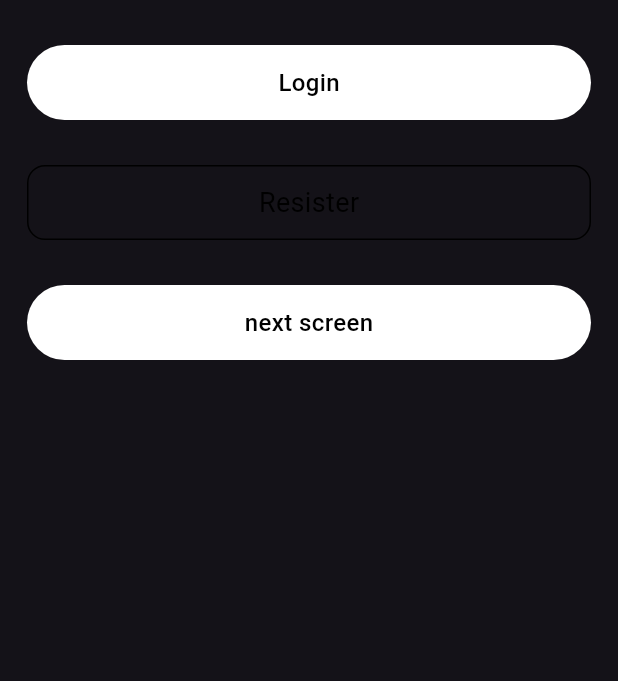
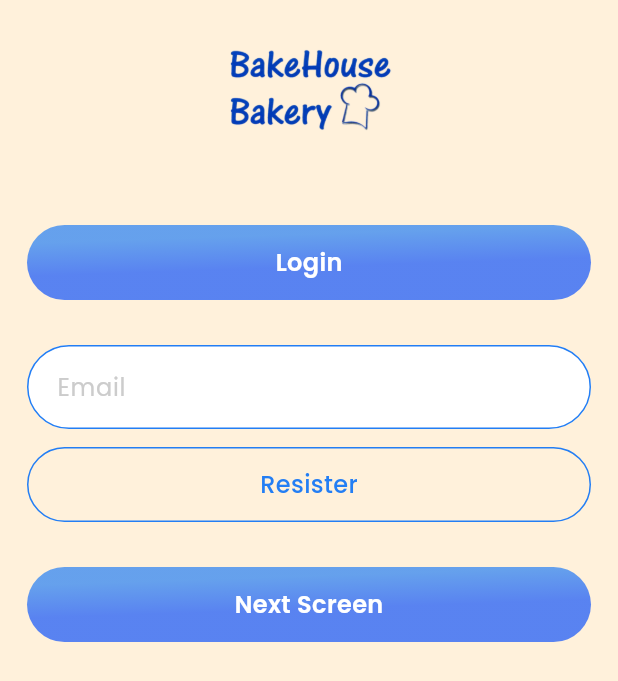
Before and after one commit to FSDTeam-SAA/flutter_danielabake, a Flutter app: the screen it shows after launch, on a phone screen of 412 x 824 dp. Shown: the top 681 px of the screen. Run offline on Flutter 3.47's test engine with Material 3 defaults, Android fonts, the light colour scheme and no system bars; our stand-ins replace cached_network_image, connectivity_plus, dartz, dio, equatable, file_picker and 7 more; missing offline and left inert: flutx_core; accounts and stored records are empty; network calls fail.

Commit message:
Button and Textfiled decoration

```diff
--- a/lib/core/common/widgets/button_widgets.dart
+++ b/lib/core/common/widgets/button_widgets.dart
@@ -1,7 +1,6 @@
 import 'package:danielabake/core/base/base_controller.dart';
 import 'package:flutter/material.dart';
 import 'package:get/get.dart';
-import 'package:google_fonts/google_fonts.dart';
 
 import '../../theme/app_colors.dart';
 
@@ -70,7 +69,19 @@ class PrimaryButton extends StatelessWidget {
               height: height ?? 48,
               alignment: Alignment.center,
               decoration: BoxDecoration(
-                color: backgroundColor,
+                // color: backgroundColor,
+                gradient: LinearGradient(
+                  begin: Alignment.topCenter,
+                  end: Alignment.bottomCenter,
+                  transform: GradientRotation(178.12 * 3.1416 / 180),
+                  colors: [
+                    AppColors.primaryButtonDeep.withAlpha((0.7 * 255).toInt()),
+                    AppColors.primaryButtonBright.withAlpha(
+                      (0.7 * 255).toInt(),
+                    ),
+                  ],
+                  stops: [0.44, 0.88],
+                ),
                 borderRadius: BorderRadius.circular(borderRadius),
               ),
               child: isLoading.value
@@ -85,9 +96,9 @@ class PrimaryButton extends StatelessWidget {
                   : Text(
                       text,
                       style: TextStyle(
-                        fontWeight: FontWeight.w500,
+                        fontWeight: FontWeight.w600,
                         fontSize: 16,
-                        color: AppColors.primaryBlack,
+                        color: AppColors.primaryWhite,
                       ),
                     ),
             ),
@@ -120,11 +131,11 @@ class SecondaryButton extends StatelessWidget {
     this.tag,
     required this.text,
     this.width,
-    this.height,
-    this.borderColor = AppColors.primaryBlack,
+    this.height = 50,
+    this.borderColor = AppColors.primaryButtonBright,
     this.textColor = AppColors.primaryBlack,
     this.backgroundColor,
-    this.borderRadius = 12.0,
+    this.borderRadius = 48.0,
     this.borderWidth = 1.0,
   });
 
@@ -185,10 +196,10 @@ class SecondaryButton extends StatelessWidget {
                     )
                   : Text(
                       text,
-                      style: GoogleFonts.tenorSans(
-                        fontSize: 18,
-                        fontWeight: FontWeight.w400,
-                        color: textColor,
+                      style: TextStyle(
+                        fontWeight: FontWeight.w500,
+                        fontSize: 16,
+                        color: AppColors.primaryButtonBright,
                       ),
                     ),
             ),
--- a/lib/core/constants/assets_const.dart
+++ b/lib/core/constants/assets_const.dart
@@ -12,9 +12,10 @@ class Images {
 
 class Videos {
   static const String _base = 'assets/videos';
-
+  final String awd = _base;
 }
 
 class Icons {
   static const String _base = 'assets/icons';
+  final String awd = _base;
 }
--- a/lib/core/theme/app_colors.dart
+++ b/lib/core/theme/app_colors.dart
@@ -1,13 +1,19 @@
 import 'package:flutter/material.dart';
 
 class AppColors {
+  static const Color primaryBG = Color(0xFFFFF1DB);
+
+  // Button gradient Colors
+  static const Color primaryButtonBright = Color(0xFF237EF4);
+  static const Color primaryButtonDeep = Color(0xFF1153FA);
+
   static const Color primaryBlack = Color(0xFF000000);
   static const Color primaryWhite = Colors.white;
 
-  static const Color primaryGray = Color(0xFFBFBFBF);
+  static const Color primaryGray = Color(0xFFCCCCCC);
 
   static const Color hintText = primaryGray;
-  static const Color iconColor = primaryWhite;
+  static const Color iconColor = primaryBlack;
   static const Color iconBgColor = Color(0xFF545454);
   static const Color containerBgColor = Color(0xFF272727);
 
--- a/lib/core/theme/app_theme.dart
+++ b/lib/core/theme/app_theme.dart
@@ -4,20 +4,19 @@ import 'package:google_fonts/google_fonts.dart';
 import 'app_colors.dart';
 
 class AppTheme {
-  static ThemeData get dark => ThemeData(
-    scaffoldBackgroundColor: AppColors.primaryBlack,
-    // primaryColor: AppColors.primaryWhite,
-    colorScheme: ColorScheme.dark(primary: AppColors.primaryWhite),
+  static ThemeData get light => ThemeData(
+    scaffoldBackgroundColor: AppColors.primaryBG,
+    primaryColor: AppColors.primaryButtonDeep,
+    colorScheme: ColorScheme.light(primary: AppColors.primaryButtonDeep),
 
-    textTheme: GoogleFonts.manropeTextTheme(ThemeData.dark().textTheme).apply(
+    textTheme: GoogleFonts.poppinsTextTheme(ThemeData.light().textTheme).apply(
       bodyColor: AppColors.primaryWhite,
       displayColor: AppColors.primaryWhite,
     ),
 
     appBarTheme: AppBarThemeData(
-      backgroundColor: AppColors.primaryBlack,
+      backgroundColor: AppColors.primaryBG,
       titleTextStyle: TextStyle(fontWeight: FontWeight.w700, fontSize: 24),
-      centerTitle: false,
     ),
   );
 }
--- a/lib/features/auth/screens/login_screen.dart
+++ b/lib/features/auth/screens/login_screen.dart
@@ -1,11 +1,17 @@
+import 'package:danielabake/core/common/widgets/app_logo.dart';
 import 'package:danielabake/core/common/widgets/app_scaffold.dart';
 import 'package:danielabake/core/common/widgets/button_widgets.dart';
+import 'package:danielabake/core/extensions/input_decoration_extensions.dart';
 import 'package:danielabake/core/network/socket_client.dart';
 import 'package:danielabake/core/utils/debug_print.dart';
 import 'package:danielabake/core/utils/gap_helper.dart';
 import 'package:danielabake/features/auth/controller/auth_controller.dart';
+import 'package:flutter/material.dart';
+import 'package:flutx_core/flutx_core.dart' hide Gap, DPrint;
 import 'package:flutter/widgets.dart';
 import 'package:get/get.dart';
+
+import '../../../core/theme/app_colors.dart';
 
 class LoginScreen extends StatefulWidget {
   const LoginScreen({super.key});
@@ -23,24 +29,39 @@ class _LoginScreenState extends State<LoginScreen> {
     return AppScaffold(
       body: Column(
         children: [
+          AppLogo(),
           Gap(h: 30),
           PrimaryButton(onApiPressed: () => _authCtrl.login(), text: "Login"),
           Gap(h: 30),
+
+          /// [Text Field] Email
+          TextFormField(
+            // controller: _emailController,
+            // focusNode: _emailFocus,
+            keyboardType: TextInputType.emailAddress,
+            textInputAction: TextInputAction.next,
+            style: const TextStyle(fontSize: 16, color: AppColors.primaryBlack),
+            decoration: context.primaryInputDecoration().copyWith(
+              hintText: "Email",
+            ),
+            validator: Validators.email,
+            // onFieldSubmitted: (_) =>
+            //     FocusScope.of(context).requestFocus(_passwordFocus),
+            autofillHints: const [AutofillHints.email],
+          ),
+          Gap.h12,
+
           SecondaryButton(
             onApiPressed: () => _authCtrl.register(),
             text: "Resister",
           ),
           Gap(h: 30),
+
           PrimaryButton(
             onSimplePressed: () {
               DPrint.info("is simple button");
-              socketClient.emit("search", {
-                'query': "d",
-                // 'genre': "genre",
-                // 'year': '20',
-              });
             },
-            text: "next screen",
+            text: "Next Screen",
           ),
         ],
       ),
--- a/lib/main.dart
+++ b/lib/main.dart
@@ -1,3 +1,4 @@
+import 'package:danielabake/core/theme/app_theme.dart';
 import 'package:danielabake/features/auth/screens/login_screen.dart';
 import 'package:flutter/material.dart';
 import 'package:get/get.dart';
@@ -12,12 +13,12 @@ void main() async {
 class MyApp extends StatelessWidget {
   const MyApp({super.key});
 
-  // This widget is the root of your application.
   @override
   Widget build(BuildContext context) {
     return GetMaterialApp(
+      debugShowCheckedModeBanner: false,
       title: 'Flutter Demo',
-      theme: ThemeData.dark(),
+      theme: AppTheme.light,
       home: LoginScreen(),
     );
   }
--- a/pubspec.yaml
+++ b/pubspec.yaml
@@ -33,6 +33,7 @@ dependencies:
   equatable: ^2.0.7
   json_annotation: ^4.9.0
   socket_io_client: ^3.1.2
+  flutx_core: ^1.1.0+1
 
 dev_dependencies:
   flutter_test:
```
Also changed, not shown: lib/core/extensions/input_decoration_extensions.dart (added, +49 -0 lines), pubspec.lock, 6 other files.
